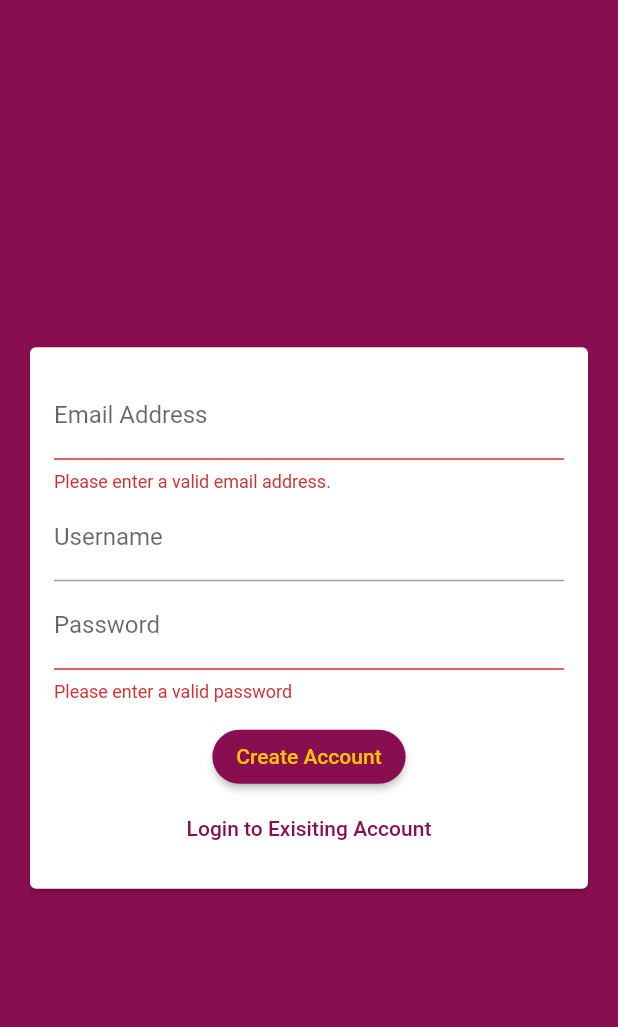
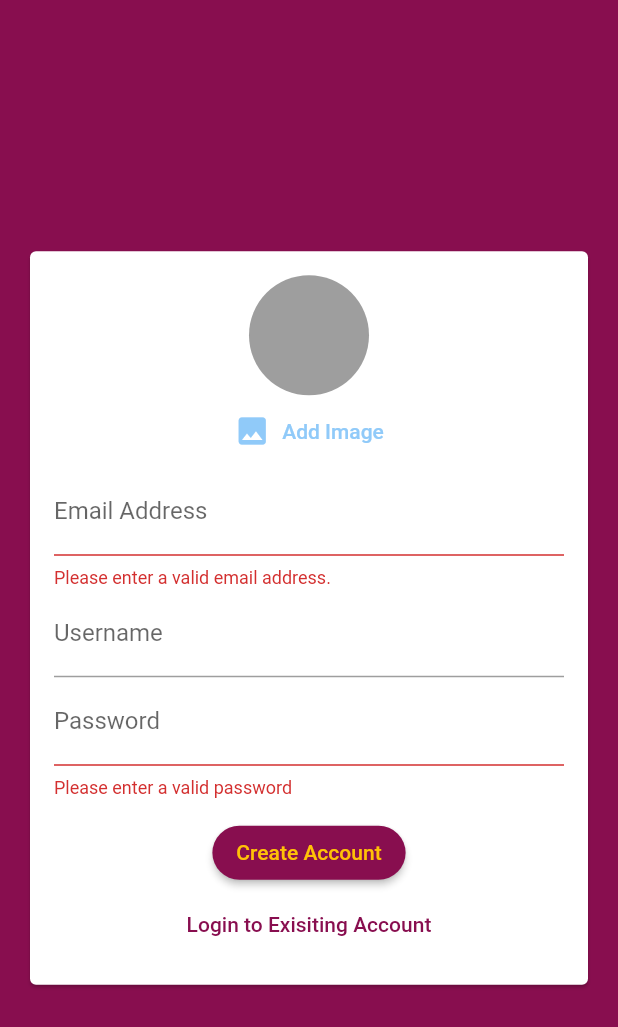
Before and after one commit to PaulTA91/chat_app, a Flutter app: the screen it shows after launch, after a tap on "Login", after a tap on "Create new account", on a phone screen of 412 x 824 dp. Shown: the top 1027 px of the screen. Run offline on Flutter 3.47's test engine with Material 2 defaults, Android fonts, the phone set to English and light mode, and no system bars; our stand-ins replace cloud_firestore, firebase_auth, firebase_core, image_picker; accounts and stored records are empty.

Commit message:
339: Adding ImagePicker

```diff
--- a/lib/widgets/auth/auth_form.dart
+++ b/lib/widgets/auth/auth_form.dart
@@ -1,5 +1,6 @@
-import 'package:chat_app/main.dart';
 import 'package:flutter/material.dart';
+
+import '/widgets/pickers/user_image_picker.dart';
 
 class AuthForm extends StatefulWidget {
   const AuthForm(this.submitFn, this.isLoading, {super.key});
@@ -53,6 +54,7 @@ class _AuthFormState extends State<AuthForm> {
               child: Column(
                 mainAxisSize: MainAxisSize.min,
                 children: [
+                  if (!_isLogin) const UserImagePicker(),
                   TextFormField(
                     key: const ValueKey('email'),
                     keyboardType: TextInputType.emailAddress,
--- /dev/null
+++ b/lib/widgets/pickers/user_image_picker.dart
@@ -0,0 +1,43 @@
+import 'package:flutter/material.dart';
+import 'dart:io';
+import 'package:image_picker/image_picker.dart';
+
+class UserImagePicker extends StatefulWidget {
+  const UserImagePicker({super.key});
+
+  @override
+  State<UserImagePicker> createState() => _UserImagePickerState();
+}
+
+class _UserImagePickerState extends State<UserImagePicker> {
+  File? pickedImage;
+  final ImagePicker _picker = ImagePicker();
+
+  void _pickImage() async {
+    final userImage = await _picker.pickImage(source: ImageSource.camera);
+    setState(() {
+      pickedImage = File(userImage!.path);
+    });
+  }
+
+  @override
+  Widget build(BuildContext context) {
+    return Column(
+      children: [
+        CircleAvatar(
+          radius: 40,
+          backgroundImage: pickedImage != null ? FileImage(pickedImage!) : null,
+          backgroundColor: Colors.grey,
+        ),
+        TextButton.icon(
+          onPressed: _pickImage,
+          icon: const Icon(Icons.image),
+          label: const Text("Add Image"),
+          style: TextButton.styleFrom(
+            foregroundColor: Theme.of(context).backgroundColor,
+          ),
+        ),
+      ],
+    );
+  }
+}
--- a/pubspec.yaml
+++ b/pubspec.yaml
@@ -39,6 +39,7 @@ dependencies:
   cloud_firestore: ^4.3.1
   firebase_core: ^2.4.1
   firebase_auth: ^4.2.5
+  image_picker: ^0.8.6
 
 dev_dependencies:
   flutter_test:
```
Also changed, not shown: pubspec.lock.
